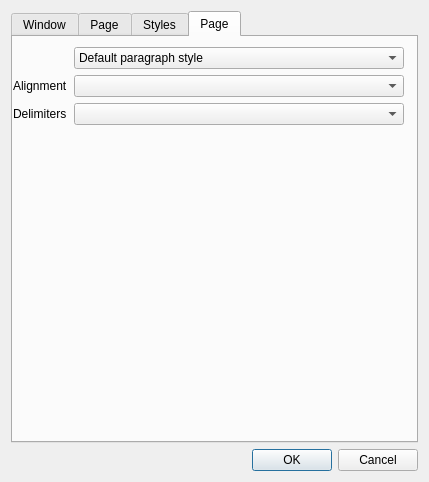
This is cr3qt/src/settings.ui in buggins/coolreader as Qt 5 draws it before an edit. The edited form follows.
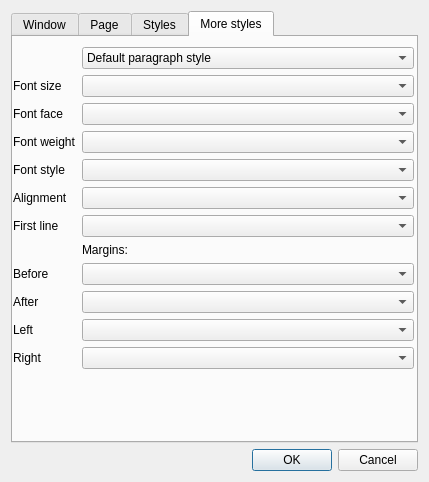
This is the edited form. Icons and pictures are not drawn. Custom widgets are drawn as their Qt base class.

Commit message: Qt: CSS style properties edit in UI

What changed in the file:
```diff
--- a/cr3qt/src/settings.ui
+++ b/cr3qt/src/settings.ui
@@ -1019,14 +1019,14 @@
      </widget>
      <widget class="QWidget" name="tabMoreStyles">
       <attribute name="title">
-       <string>Page</string>
+       <string>More styles</string>
       </attribute>
       <widget class="QWidget" name="formLayoutWidget">
        <property name="geometry">
         <rect>
          <x>0</x>
          <y>10</y>
-         <width>391</width>
+         <width>401</width>
          <height>381</height>
         </rect>
        </property>
@@ -1040,25 +1040,25 @@
         <property name="formAlignment">
          <set>Qt::AlignLeading|Qt::AlignLeft|Qt::AlignTop</set>
         </property>
-        <item row="1" column="0">
+        <item row="5" column="0">
          <widget class="QLabel" name="label_20">
           <property name="text">
            <string>Alignment</string>
           </property>
          </widget>
         </item>
-        <item row="1" column="1">
+        <item row="5" column="1">
          <widget class="QComboBox" name="cbDefAlignment"/>
         </item>
-        <item row="2" column="0">
+        <item row="6" column="0">
          <widget class="QLabel" name="label_21">
           <property name="text">
-           <string>Delimiters</string>
+           <string>First line</string>
           </property>
          </widget>
         </item>
-        <item row="2" column="1">
-         <widget class="QComboBox" name="cbDefDelimiters"/>
+        <item row="6" column="1">
+         <widget class="QComboBox" name="cbDefFirstLine"/>
         </item>
         <item row="0" column="1">
          <widget class="QComboBox" name="cbStyleName">
@@ -1069,6 +1069,93 @@
           </item>
          </widget>
         </item>
+        <item row="8" column="0">
+         <widget class="QLabel" name="label_22">
+          <property name="text">
+           <string>Before</string>
+          </property>
+         </widget>
+        </item>
+        <item row="8" column="1">
+         <widget class="QComboBox" name="cbDefMarginBefore"/>
+        </item>
+        <item row="9" column="0">
+         <widget class="QLabel" name="label_23">
+          <property name="text">
+           <string>After</string>
+          </property>
+         </widget>
+        </item>
+        <item row="9" column="1">
+         <widget class="QComboBox" name="cbDefMarginAfter"/>
+        </item>
+        <item row="10" column="1">
+         <widget class="QComboBox" name="cbDefMarginLeft"/>
+        </item>
+        <item row="11" column="1">
+         <widget class="QComboBox" name="cbDefMarginRight"/>
+        </item>
+        <item row="10" column="0">
+         <widget class="QLabel" name="label_24">
+          <property name="text">
+           <string>Left</string>
+          </property>
+         </widget>
+        </item>
+        <item row="11" column="0">
+         <widget class="QLabel" name="label_25">
+          <property name="text">
+           <string>Right</string>
+          </property>
+         </widget>
+        </item>
+        <item row="7" column="1">
+         <widget class="QLabel" name="label_26">
+          <property name="text">
+           <string>Margins:</string>
+          </property>
+         </widget>
+        </item>
+        <item row="1" column="1">
+         <widget class="QComboBox" name="cbDefFontSize"/>
+        </item>
+        <item row="1" column="0">
+         <widget class="QLabel" name="label_27">
+          <property name="text">
+           <string>Font size</string>
+          </property>
+         </widget>
+        </item>
+        <item row="3" column="1">
+         <widget class="QComboBox" name="cbDefFontWeight"/>
+        </item>
+        <item row="3" column="0">
+         <widget class="QLabel" name="label_28">
+          <property name="text">
+           <string>Font weight</string>
+          </property>
+         </widget>
+        </item>
+        <item row="4" column="1">
+         <widget class="QComboBox" name="cbDefFontStyle"/>
+        </item>
+        <item row="4" column="0">
+         <widget class="QLabel" name="label_29">
+          <property name="text">
+           <string>Font style</string>
+          </property>
+         </widget>
+        </item>
+        <item row="2" column="1">
+         <widget class="QComboBox" name="cbDefFontFace"/>
+        </item>
+        <item row="2" column="0">
+         <widget class="QLabel" name="label_30">
+          <property name="text">
+           <string>Font face</string>
+          </property>
+         </widget>
+        </item>
        </layout>
       </widget>
      </widget>
```
Left out of the diff: 8 changed lines with no effect on the pictures. The commit also changes 6 other files.
